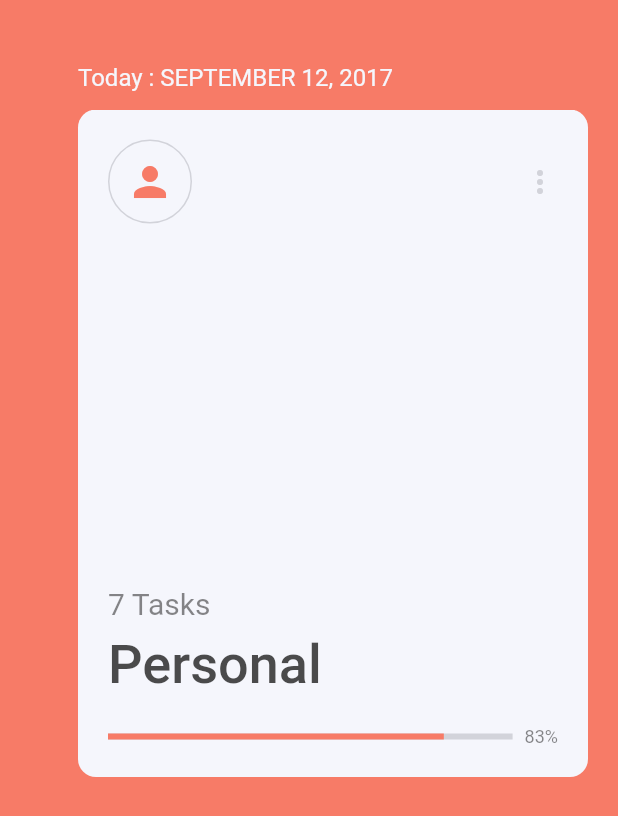
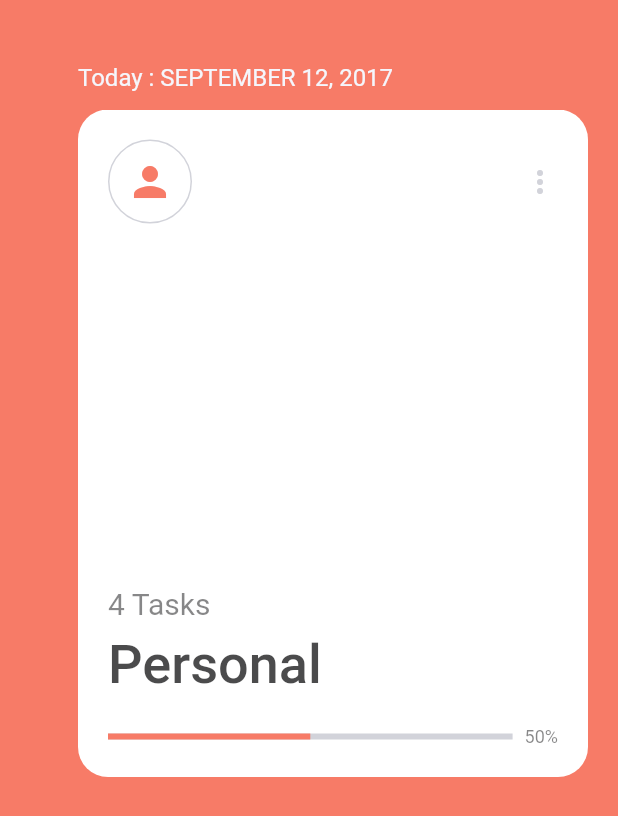
Before and after one commit to pbaudri/todo_app, a Flutter app: the screen it shows after launch, on a phone screen of 412 x 824 dp. Shown: the part 399-1215 px from the top of the screen. Run offline on Flutter 3.47's test engine with Material 2 defaults, Android fonts, the phone set to English and light mode, and no system bars; network calls fail.

```diff
--- /dev/null
+++ b/lib/card_group_task.dart
@@ -0,0 +1,115 @@
+import 'package:flutter/material.dart';
+import 'package:todo_app/models/task_group.dart';
+import 'package:todo_app/utils/colors/colors.dart';
+
+class CardGroupTask extends StatelessWidget {
+  const CardGroupTask({
+    super.key,
+    required this.taskGroup,
+    this.isFullScreen = false,
+  });
+
+  final TaskGroup taskGroup;
+  final bool isFullScreen;
+
+  @override
+  Widget build(BuildContext context) {
+    final percentageDone = taskGroup.tasks.isEmpty
+        ? 0.0
+        : taskGroup.tasks
+                .where(
+                  (element) => element.isDone,
+                )
+                .length /
+            taskGroup.tasks.length;
+
+    return Material(
+      borderRadius: BorderRadius.circular(20.0),
+      color: Colors.white,
+      child: Padding(
+        padding: EdgeInsets.all(isFullScreen ? 0 : 20.0),
+        child: SizedBox(
+          width: 300,
+          child: Column(
+            crossAxisAlignment: CrossAxisAlignment.start,
+            mainAxisAlignment: isFullScreen
+                ? MainAxisAlignment.start
+                : MainAxisAlignment.spaceBetween,
+            children: [
+              Row(
+                mainAxisAlignment: MainAxisAlignment.spaceBetween,
+                children: [
+                  DecoratedBox(
+                    decoration: BoxDecoration(
+                      border: Border.all(
+                        color: ColorConstants.lightGrey,
+                      ),
+                      shape: BoxShape.circle,
+                    ),
+                    child: Padding(
+                      padding: const EdgeInsets.all(12.0),
+                      child: Icon(
+                        taskGroup.icon,
+                        size: 32.0,
+                        color: taskGroup.color,
+                      ),
+                    ),
+                  ),
+                  if (!isFullScreen)
+                    const Icon(
+                      Icons.more_vert_outlined,
+                      color: ColorConstants.lightGrey,
+                    ),
+                ],
+              ),
+              if (isFullScreen) const SizedBox(height: 20.0),
+              Column(
+                crossAxisAlignment: CrossAxisAlignment.start,
+                children: [
+                  Text(
+                    '${taskGroup.tasks.length} Tasks',
+                    style: TextStyle(
+                      color: ColorConstants.darkGrey.withOpacity(.6),
+                      fontSize: 20.0,
+                    ),
+                  ),
+                  const SizedBox(height: 8.0),
+                  Text(
+                    taskGroup.name,
+                    style: TextStyle(
+                      color: ColorConstants.darkGrey.withOpacity(.9),
+                      fontWeight: FontWeight.w500,
+                      fontSize: 36.0,
+                    ),
+                  ),
+                  const SizedBox(height: 20.0),
+                  Row(
+                    children: [
+                      Expanded(
+                        child: LinearProgressIndicator(
+                          value: percentageDone,
+                          backgroundColor: ColorConstants.lightGrey,
+                          valueColor: AlwaysStoppedAnimation(
+                            taskGroup.color,
+                          ),
+                        ),
+                      ),
+                      const SizedBox(width: 8.0),
+                      Text(
+                        '${(percentageDone * 100).toStringAsFixed(0)}%',
+                        style: TextStyle(
+                          color: ColorConstants.darkGrey.withOpacity(.6),
+                          fontSize: 12.0,
+                        ),
+                      ),
+                    ],
+                  ),
+                ],
+              ),
+            ],
+          ),
+        ),
+      ),
+    );
+  }
+}
--- a/lib/main.dart
+++ b/lib/main.dart
@@ -1,23 +1,10 @@
+import 'package:animations/animations.dart';
 import 'package:flutter/material.dart';
+import 'package:todo_app/card_group_task.dart';
+import 'package:todo_app/group_task_view.dart';
+import 'package:todo_app/models/task.dart';
+import 'package:todo_app/models/task_group.dart';
 import 'package:todo_app/utils/colors/colors.dart';
-
-class TaskGroup {
-  TaskGroup({
-    required this.color,
-    required this.icon,
-    required this.name,
-    required this.tasks,
-    required this.percentageDone,
-  });
-
-  final Color color;
-  final IconData icon;
-  final String name;
-  final List<Task> tasks;
-  final int percentageDone;
-}
-
-class Task {}
 
 void main() {
   runApp(const MyApp());
@@ -44,55 +31,40 @@ class MyHomePage extends StatefulWidget {
   State<MyHomePage> createState() => _MyHomePageState();
 }
 
-class _MyHomePageState extends State<MyHomePage> {
+class _MyHomePageState extends State<MyHomePage>
+    with SingleTickerProviderStateMixin {
   final taskGroups = [
     TaskGroup(
       color: ColorConstants.lightOrange,
       icon: Icons.person,
       name: 'Personal',
       tasks: [
-        Task(),
-        Task(),
-        Task(),
-        Task(),
-        Task(),
-        Task(),
-        Task(),
+        Task(name: 'Meet Clients'),
+        Task(
+          name: 'Design Sprints',
+          isDone: true,
+        ),
+        Task(
+          name: 'Icon Set Design for Mobile App',
+          isDone: true,
+        ),
+        Task(name: 'HTML/CSS tudy'),
       ],
-      percentageDone: 83,
     ),
     TaskGroup(
       color: Colors.blue,
       icon: Icons.work,
       name: 'Work',
-      tasks: [
-        Task(),
-        Task(),
-        Task(),
-        Task(),
-        Task(),
-        Task(),
-        Task(),
-        Task(),
-        Task(),
-        Task(),
-      ],
-      percentageDone: 24,
+      tasks: [],
     ),
     TaskGroup(
       color: Colors.green,
       icon: Icons.home_rounded,
       name: 'Home',
-      tasks: [
-        Task(),
-        Task(),
-        Task(),
-        Task(),
-        Task(),
-      ],
-      percentageDone: 32,
+      tasks: [],
     ),
   ];
+
   @override
   Widget build(BuildContext context) {
     return Scaffold(
@@ -171,102 +143,30 @@ class _MyHomePageState extends State<MyHomePage> {
                   height: constraints.maxHeight,
                   width: constraints.maxWidth,
                   child: ListView.separated(
-                    padding: const EdgeInsets.only(left: 52),
+                    padding: const EdgeInsets.symmetric(horizontal: 52),
                     itemCount: taskGroups.length,
                     scrollDirection: Axis.horizontal,
                     itemBuilder: (context, index) {
                       final taskGroup = taskGroups.elementAt(index);
 
-                      return DecoratedBox(
-                        decoration: BoxDecoration(
-                          borderRadius: BorderRadius.circular(12.0),
-                          color: ColorConstants.white,
+                      return OpenContainer(
+                        closedColor: Colors.transparent,
+                        openColor: Colors.transparent,
+                        closedElevation: 0,
+                        openElevation: 0,
+                        openShape: RoundedRectangleBorder(
+                          borderRadius: BorderRadius.circular(20),
                         ),
-                        child: Padding(
-                          padding: const EdgeInsets.all(20.0),
-                          child: SizedBox(
-                            width: 300,
-                            child: Column(
-                              crossAxisAlignment: CrossAxisAlignment.start,
-                              mainAxisAlignment: MainAxisAlignment.spaceBetween,
-                              children: [
-                                Row(
-                                  mainAxisAlignment:
-                                      MainAxisAlignment.spaceBetween,
-                                  children: [
-                                    DecoratedBox(
-                                      decoration: BoxDecoration(
-                                        border: Border.all(
-                                          color: ColorConstants.lightGrey,
-                                        ),
-                                        shape: BoxShape.circle,
-                                      ),
-                                      child: Padding(
-                                        padding: const EdgeInsets.all(12.0),
-                                        child: Icon(
-                                          taskGroup.icon,
-                                          size: 32.0,
-                                          color: taskGroup.color,
-                                        ),
-                                      ),
-                                    ),
-                                    const Icon(
-                                      Icons.more_vert_outlined,
-                                      color: ColorConstants.lightGrey,
-                                    ),
-                                  ],
-                                ),
-                                Column(
-                                  crossAxisAlignment: CrossAxisAlignment.start,
-                                  children: [
-                                    Text(
-                                      '${taskGroup.tasks.length} Tasks',
-                                      style: TextStyle(
-                                        color: ColorConstants.darkGrey
-                                            .withOpacity(.6),
-                                        fontSize: 20.0,
-                                      ),
-                                    ),
-                                    const SizedBox(height: 8.0),
-                                    Text(
-                                      taskGroup.name,
-                                      style: TextStyle(
-                                        color: ColorConstants.darkGrey
-                                            .withOpacity(.9),
-                                        fontWeight: FontWeight.w500,
-                                        fontSize: 36.0,
-                                      ),
-                                    ),
-                                    const SizedBox(height: 20.0),
-                                    Row(
-                                      children: [
-                                        Expanded(
-                                          child: LinearProgressIndicator(
-                                            value: .83,
-                                            backgroundColor:
-                                                ColorConstants.lightGrey,
-                                            valueColor: AlwaysStoppedAnimation(
-                                              taskGroup.color,
-                                            ),
-                                          ),
-                                        ),
-                                        const SizedBox(width: 8.0),
-                                        Text(
-                                          '${taskGroup.percentageDone}%',
-                                          style: TextStyle(
-                                            color: ColorConstants.darkGrey
-                                                .withOpacity(.6),
-                                            fontSize: 12.0,
-                                          ),
-                                        ),
-                                      ],
-                                    ),
-                                  ],
-                                ),
-                              ],
-                            ),
+                        closedBuilder: (context, action) => InkWell(
+                          onTap: action,
+                          child: CardGroupTask(
+                            taskGroup: taskGroup,
                           ),
                         ),
+                        openBuilder: (context, action) => GroupTaskView(
+                          taskGroup: taskGroup,
+                        ),
+                        transitionDuration: const Duration(seconds: 1),
                       );
                     },
                     separatorBuilder: (context, index) =>
--- /dev/null
+++ b/lib/models/task.dart
@@ -0,0 +1,9 @@
+class Task {
+  Task({
+    required this.name,
+    this.isDone = false,
+  });
+
+  final String name;
+  final bool isDone;
+}
--- /dev/null
+++ b/lib/models/task_group.dart
@@ -0,0 +1,16 @@
+import 'package:flutter/material.dart';
+import 'package:todo_app/models/task.dart';
+
+class TaskGroup {
+  TaskGroup({
+    required this.color,
+    required this.icon,
+    required this.name,
+    required this.tasks,
+  });
+
+  final Color color;
+  final IconData icon;
+  final String name;
+  final List<Task> tasks;
+}
--- a/pubspec.yaml
+++ b/pubspec.yaml
@@ -35,6 +35,7 @@ dependencies:
   # The following adds the Cupertino Icons font to your application.
   # Use with the CupertinoIcons class for iOS style icons.
   cupertino_icons: ^1.0.2
+  animations: ^2.0.8
 
 dev_dependencies:
   dart_code_metrics: ^5.5.1
```
Also changed, not shown: lib/custom_react_tween.dart (added, +21 -0 lines), lib/group_task_view.dart (added, +122 -0 lines), pubspec.lock.
